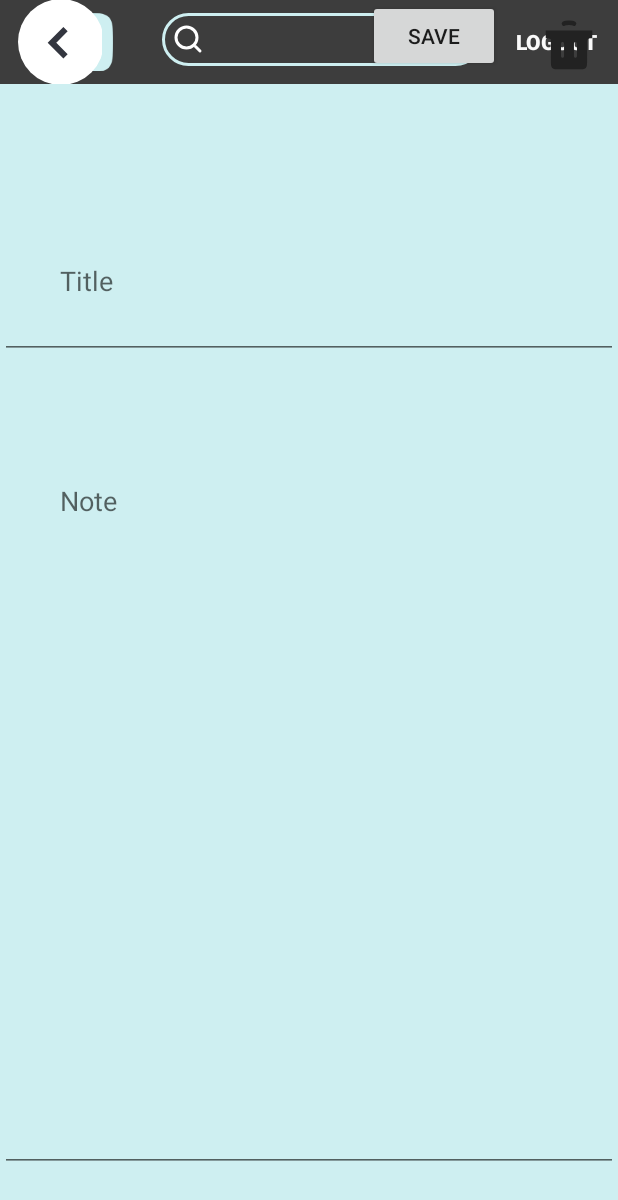
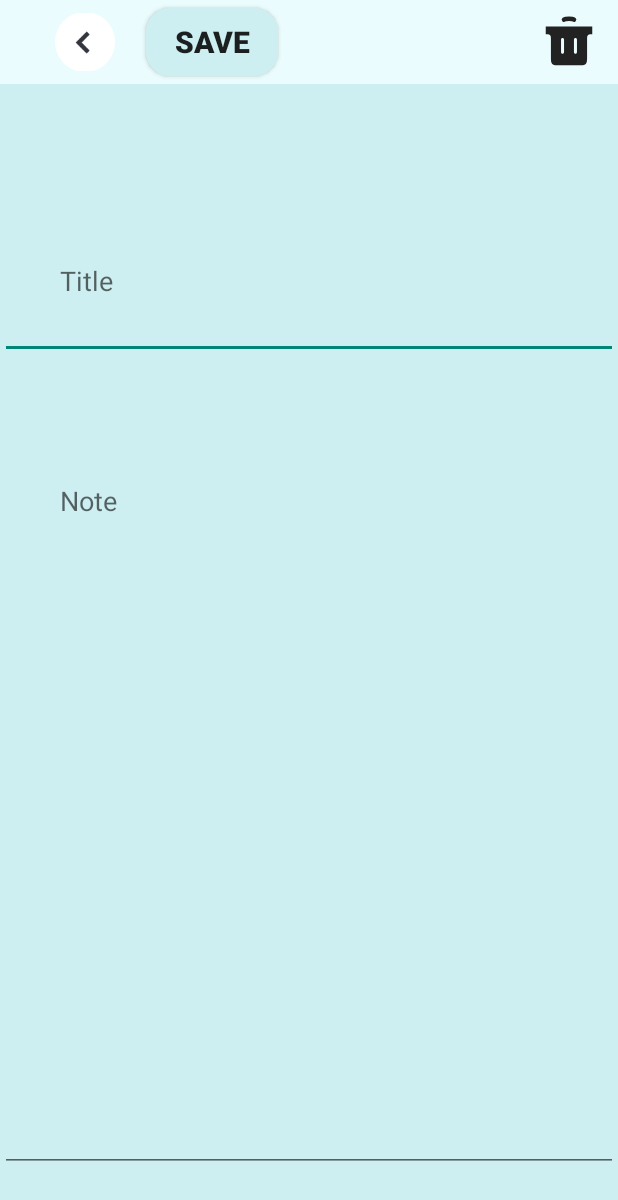
Before and after one commit to TomTFSG/Challenge_2_, an Android app: the layout fragment_off_edit.xml on its own in the app's theme, with its tools: preview values and no code run, on a phone screen of 412 x 824 dp. Shown: the top 1200 px of the screen. Run offline under Robolectric (Android 15) with nearby library versions, the phone set to English and light mode, and no system bars.

Commit message:
appbar e appbar2

```diff
--- a/app/src/main/res/layout/fragment_off_edit.xml
+++ b/app/src/main/res/layout/fragment_off_edit.xml
@@ -8,32 +8,13 @@
     tools:context=".Frag.Edit">
 
     <include
-        layout="@layout/appbar"
+        layout="@layout/appbar2"
         tools:layout_editor_absoluteX="-88dp"
         tools:layout_editor_absoluteY="16dp" />
 
-    <Button
-        android:id="@+id/back"
-        style="@android:style/Widget.Material.Light.Button.Borderless.Small"
-        android:layout_width="68dp"
-        android:layout_height="56dp"
-        android:drawableLeft="@drawable/back"
-        android:shadowColor="#00FFFFFF"
-        android:text=""
-        app:layout_constraintStart_toStartOf="parent"
-        app:layout_constraintTop_toTopOf="parent" />
 
-    <Button
-        android:id="@+id/apagar"
-        style="@android:style/Widget.Material.Light.Button.Borderless.Small"
-        android:layout_width="wrap_content"
-        android:layout_height="wrap_content"
 
-        android:drawableEnd="@drawable/lixo"
-        android:shadowColor="#00FFFFFF"
-        android:text=""
-        app:layout_constraintEnd_toEndOf="parent"
-        app:layout_constraintTop_toTopOf="parent" />
+
 
     <EditText
         android:id="@+id/title_box"
@@ -64,13 +45,6 @@
         app:layout_constraintStart_toStartOf="parent"
         app:layout_constraintTop_toBottomOf="@+id/title_box" />
 
-    <Button
-        android:id="@+id/save"
-        android:layout_width="wrap_content"
-        android:layout_height="wrap_content"
-        android:layout_marginEnd="13dp"
-        android:text="SAVE"
-        app:layout_constraintEnd_toStartOf="@+id/apagar"
-        app:layout_constraintTop_toTopOf="parent" />
+
 
 </androidx.constraintlayout.widget.ConstraintLayout>
```
